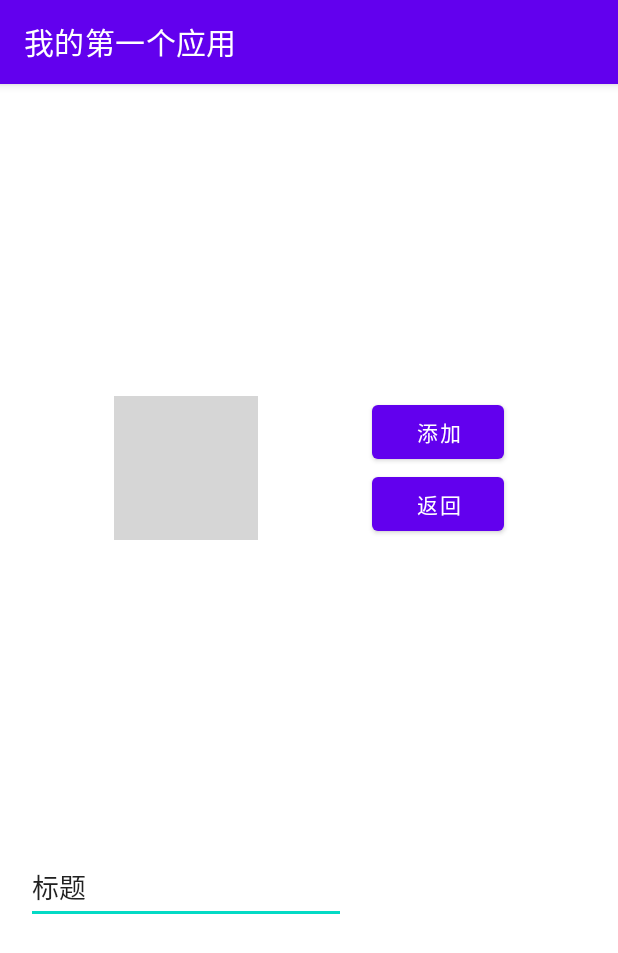
After one commit to CoconutL26/PlayTask, an Android app: the AddBook screen opened directly, with no data from a screen before it, on a phone screen of 412 x 824 dp. The commit adds this screen. Shown: the top 953 px of the screen. Run offline under Robolectric (Android 15) with nearby library versions, the phone set to English and light mode, and no system bars; grey boxes are pictures that could not be loaded.

Commit message:
移动开发实验七

```diff
--- a/app/src/main/AndroidManifest.xml
+++ b/app/src/main/AndroidManifest.xml
@@ -13,6 +13,9 @@
         android:theme="@style/Theme.MyFirstApplication"
         tools:targetApi="31">
         <activity
+            android:name=".AddBook"
+            android:exported="false" />
+        <activity
             android:name=".MainActivity"
             android:exported="true">
             <intent-filter>
--- /dev/null
+++ b/app/src/main/java/com/jnu/student/AddBook.java
@@ -0,0 +1,54 @@
+package com.jnu.student;
+
+import android.app.Activity;
+import android.content.Intent;
+import android.os.Bundle;
+import android.view.View;
+import android.widget.Button;
+import android.widget.EditText;
+import android.widget.ImageView;
+
+import androidx.appcompat.app.AppCompatActivity;
+
+public class AddBook extends AppCompatActivity {
+    private ImageView coverImageView;
+    private EditText titleEditText;
+
+
+    @Override
+    protected void onCreate(Bundle savedInstanceState) {
+        super.onCreate(savedInstanceState);
+        setContentView(R.layout.addbook_layout);
+
+        // 初始化其他书籍信息的EditText
+        coverImageView = findViewById(R.id.image_cover);
+        titleEditText = findViewById(R.id.editText);
+
+        // 设置添加按钮的点击事件
+        Button addButton = findViewById(R.id.button_add);
+        addButton.setOnClickListener(new View.OnClickListener() {
+            @Override
+            public void onClick(View v) {
+                // 创建一个包含书籍信息的Intent
+                Intent resultIntent = new Intent();
+                resultIntent.putExtra("title", titleEditText.getText().toString());
+
+                // 设置结果码为RESULT_OK，表示成功添加书籍
+                setResult(Activity.RESULT_OK, resultIntent);
+
+                // 结束当前Activity，返回到上一个Activity
+                finish();
+            }
+        });
+
+        // 设置返回按钮的点击事件
+        Button backButton = findViewById(R.id.button_back);
+        backButton.setOnClickListener(new View.OnClickListener() {
+            @Override
+            public void onClick(View v) {
+                setResult(Activity.RESULT_CANCELED);
+                finish();
+            }
+        });
+    }
+}
--- a/app/src/main/java/com/jnu/student/Book.java
+++ b/app/src/main/java/com/jnu/student/Book.java
@@ -16,4 +16,6 @@ public class Book {
     public String getTitle() {
         return title;
     }
+
+
 }
--- /dev/null
+++ b/app/src/main/res/layout/addbook_layout.xml
@@ -0,0 +1,52 @@
+<?xml version="1.0" encoding="utf-8"?>
+<androidx.constraintlayout.widget.ConstraintLayout xmlns:android="http://schemas.android.com/apk/res/android"
+    xmlns:app="http://schemas.android.com/apk/res-auto"
+    xmlns:tools="http://schemas.android.com/tools"
+    android:id="@+id/linearLayout"
+    android:layout_width="match_parent"
+    android:layout_height="match_parent"
+    tools:context=".AddBook">
+
+    <ImageView
+        android:id="@+id/image_cover"
+        android:layout_width="wrap_content"
+        android:layout_height="wrap_content"
+        app:layout_constraintBottom_toTopOf="@+id/editText"
+        app:layout_constraintStart_toStartOf="parent"
+        app:layout_constraintTop_toTopOf="parent"
+        app:layout_constraintEnd_toStartOf="@id/button_add"
+        app:srcCompat="@drawable/book_2" />
+
+    <Button
+        android:id="@+id/button_back"
+        android:layout_width="wrap_content"
+        android:layout_height="wrap_content"
+        android:text="返回"
+        app:layout_constraintTop_toBottomOf="@id/button_add"
+        app:layout_constraintBottom_toBottomOf="@id/image_cover"
+        app:layout_constraintEnd_toEndOf="parent"
+        app:layout_constraintStart_toEndOf="@+id/image_cover" />
+
+    <Button
+        android:id="@+id/button_add"
+        android:layout_width="wrap_content"
+        android:layout_height="wrap_content"
+        android:text="添加"
+        app:layout_constraintBottom_toTopOf="@+id/button_back"
+        app:layout_constraintEnd_toEndOf="parent"
+        app:layout_constraintStart_toEndOf="@+id/image_cover"
+        app:layout_constraintTop_toTopOf="@id/image_cover" />
+
+    <EditText
+        android:id="@+id/editText"
+        android:layout_width="wrap_content"
+        android:layout_height="wrap_content"
+        android:ems="10"
+        android:inputType="text"
+        android:minHeight="48dp"
+        android:text="标题"
+        app:layout_constraintBottom_toBottomOf="parent"
+        app:layout_constraintEnd_toStartOf="@+id/button_back"
+        app:layout_constraintStart_toStartOf="parent"
+        app:layout_constraintTop_toBottomOf="@id/image_cover" />
+</androidx.constraintlayout.widget.ConstraintLayout>
--- a/app/src/main/res/values/strings.xml
+++ b/app/src/main/res/values/strings.xml
@@ -1,4 +1,4 @@
 <resources>
     <string name="app_name">MyFirstApplication</string>
-    <string name="HW">Hello World</string>
+    <string name="hello_world">Hello World</string>
 </resources>
```
Also changed, not shown: app/src/main/java/com/jnu/student/MainActivity.java (+85 -2 lines), app/src/main/java/com/jnu/student/MyAdapter.java (+25 -1 lines).
